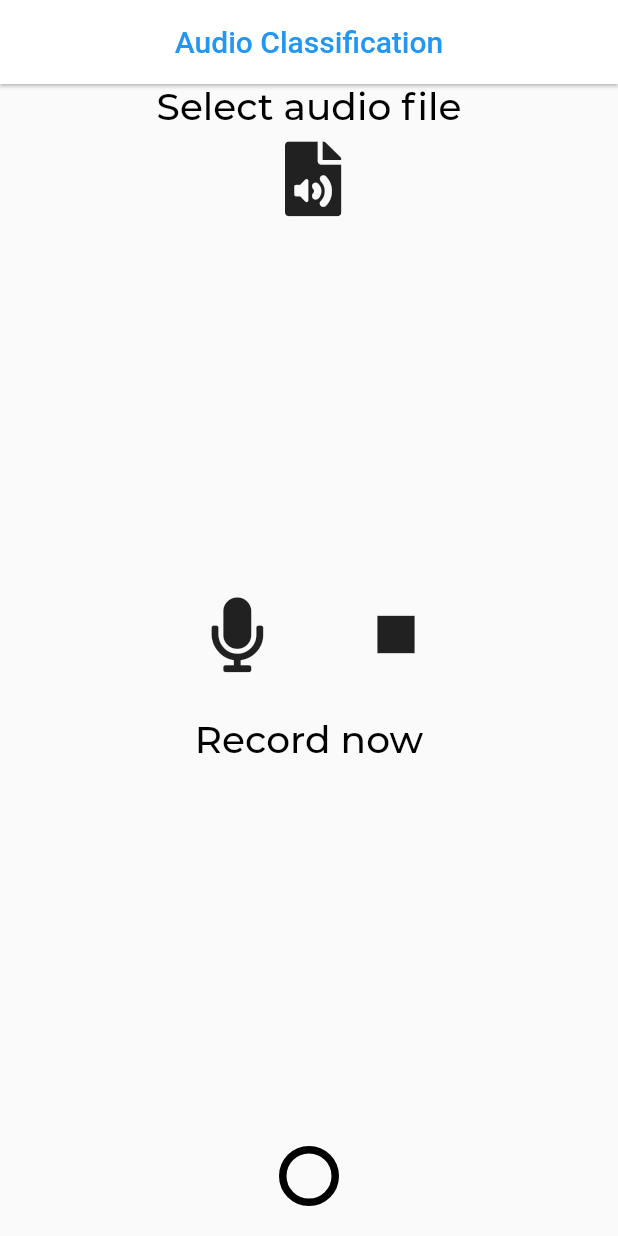
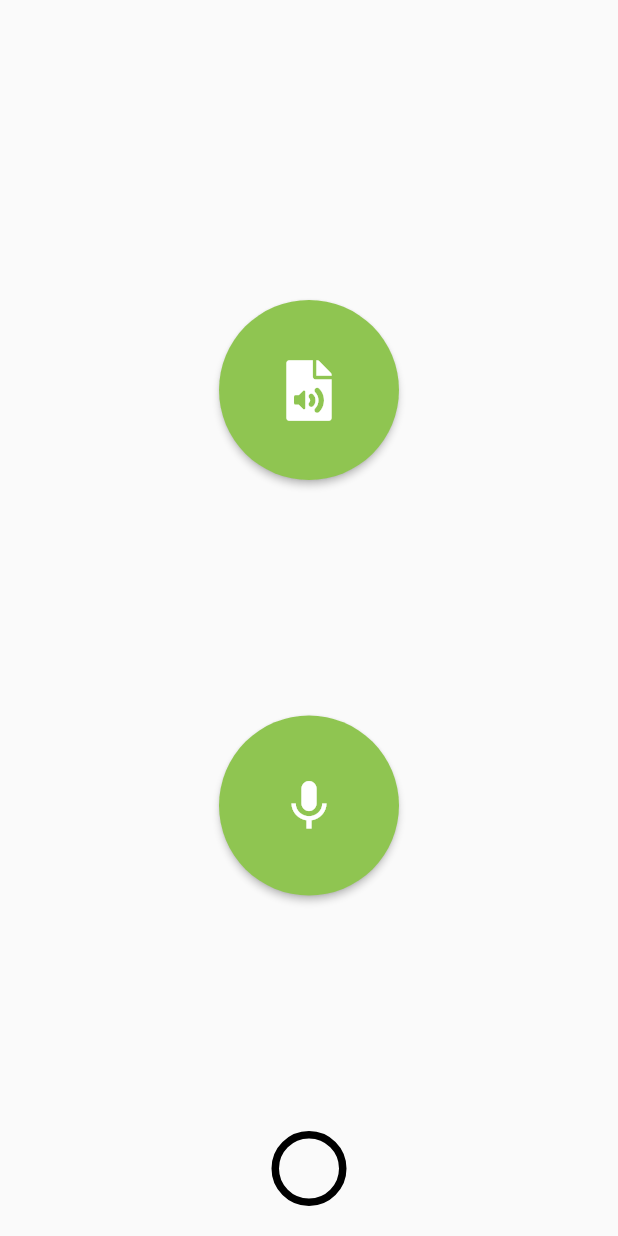
Before and after one commit to bot1001/AI-Birdie, a Flutter app: the screen it shows after launch, after a tap on the "audiotrack" icon, on a phone screen of 412 x 824 dp. Run offline on Flutter 3.47's test engine with Material 2 defaults, Android fonts, the phone set to English and light mode, and no system bars; our stand-ins replace audioplayers, camera, datetime_picker_formfield, file_picker, font_awesome_flutter, geolocator and 3 more; missing offline and left inert: flutter_animation_set, flutter_audio_recorder, flutter_email_sender, flutter_timer, swipedetector.

Commit message:
Audio screen redefined

```diff
--- /dev/null
+++ b/lib/components/transitions.dart
@@ -0,0 +1,22 @@
+  import 'package:flutter/material.dart';
+
+  myTransition(BuildContext context, double a, double b, var myPage) {
+    return Navigator.push(
+      context,
+      PageRouteBuilder(transitionsBuilder: (BuildContext context,
+          Animation<double> animation,
+          Animation<double> secAnimation,
+          Widget child) {
+        return SlideTransition(
+          position: Tween<Offset>(
+            begin: Offset(a, b),
+            end: Offset.zero,
+          ).animate(animation),
+          child: child,
+        );
+      }, pageBuilder: (BuildContext context, Animation<double> animation,
+          Animation<double> secAnimation) {
+        return myPage;
+      }),
+    );
+  }
--- a/lib/main.dart
+++ b/lib/main.dart
@@ -1,17 +1,6 @@
-
-//System imports
-// import 'package:aibirdie/screens/home_page.dart';
-// import 'package:aibirdie/screens/img_classification.dart';
-// import 'package:aibirdie/constants.dart';
 import 'package:aibirdie/screens/landing_page.dart';
-// import 'package:aibirdie/screens/preview_page.dart';
 import 'package:camera/camera.dart';
-// import 'package:flare_splash_screen/flare_splash_screen.dart';
 import 'package:flutter/material.dart';
-
-//Screens imports
-// import 'package:aibirdie/screens/login_page.dart';
-// import 'package:aibirdie/screens/camera_screen.dart';
 
 List<CameraDescription> cameras;
 
@@ -27,16 +16,8 @@ class MyApp extends StatelessWidget {
     return MaterialApp(
       title: 'AI Birdie',
       theme: ThemeData(
-        // primarySwatch: myGreen,
       ),
-
       home: LandingPage(cameras),
-      routes: {
-
-        // 'home_page': (context) => HomePage(),
-        // 'camera_screen': (context) => CameraScreen(),
-        // 'preview_page': (context) => PreviewPage(),
-      },
       debugShowCheckedModeBanner: false,
     );
   }
--- /dev/null
+++ b/lib/screens/audio_classidication.dart
@@ -0,0 +1,99 @@
+import 'dart:io';
+
+import 'package:aibirdie/components/transitions.dart';
+import 'package:aibirdie/screens/audio_identify.dart';
+import 'package:aibirdie/screens/audio_record.dart';
+import 'package:audioplayers/audioplayers.dart';
+import 'package:file_picker/file_picker.dart';
+import 'package:flutter/material.dart';
+import 'package:font_awesome_flutter/font_awesome_flutter.dart';
+
+class AudioClassification extends StatefulWidget {
+  @override
+  _AudioClassificationState createState() => _AudioClassificationState();
+}
+
+class _AudioClassificationState extends State<AudioClassification> {
+  File file;
+  bool isPlaying;
+  IconData playIcon = Icons.play_arrow;
+  AudioPlayer audioPlayer = AudioPlayer();
+
+  @override
+  Widget build(BuildContext context) {
+    return Scaffold(
+      body: SafeArea(
+          child: Center(
+        child: Padding(
+          padding: const EdgeInsets.only(top: 200.0, bottom: 20.0),
+          child: Column(
+            mainAxisAlignment: MainAxisAlignment.spaceBetween,
+            children: <Widget>[
+
+
+              Container(
+                width: 120,
+                height: 120,
+                child: RaisedButton(
+                  color: Color(0xff8fc551),
+                  shape: RoundedRectangleBorder(
+                    borderRadius: BorderRadius.circular(100),
+                  ),
+                  child: Icon(
+                    FontAwesomeIcons.solidFileAudio,
+                    size: 40,
+                    color: Colors.white,
+                  ),
+                  onPressed: () async {
+                    file = await FilePicker.getFile(type: FileType.AUDIO);
+                    if (file != null) {
+                      Navigator.of(context).push(
+                        MaterialPageRoute(builder: (context)=>AudioIdentify(file))
+                      );
+                    }
+                  },
+                ),
+              ),
+              Hero(
+                tag: 'mic',
+                child: Container(
+                  width: 120,
+                  height: 120,
+                  child: RaisedButton(
+                      color: Color(0xff8fc551),
+                      shape: RoundedRectangleBorder(
+                        borderRadius: BorderRadius.circular(100),
+                      ),
+                      child: Icon(
+                        Icons.mic,
+                        size: 40,
+                        color: Colors.white,
+                      ),
+                      onPressed: () {
+                        myTransition(context, 1.0, 0.0, AudioRecord());
+                      }),
+                ),
+              ),
+              GestureDetector(
+                  child: Hero(
+                    tag: 'key',
+                    child: Container(
+                      height: 50.00,
+                      width: 50.00,
+                      decoration: BoxDecoration(
+                        // color: Color(0xffe90328),
+                        // color: Colors.red[700],
+                        border: Border.all(width: 5.00, color: Colors.black),
+                        shape: BoxShape.circle,
+                      ),
+                    ),
+                  ),
+                  onTap: () => Navigator.of(context).pop(),
+                ),
+            ],
+          ),
+        ),
+      )),
+    );
+  }
+}
--- a/lib/screens/audio_screen.dart
+++ b/lib/screens/audio_screen.dart
@@ -76,10 +76,6 @@ class _AudioScreenState extends State<AudioScreen> {
                           children: <Widget>[
                             IconButton(
                               onPressed: () async {
-                                // Timer.periodic(Duration(seconds: 1), (Timer t) => setState(()=> sec++));
-
-                                // print("audio recording started");
-                                // final Directory appDir = await getApplicationDocumentsDirectory();
 
                                 final String filePath =
                                     '/storage/emulated/0/AiBirdie/${DateTime.now().millisecondsSinceEpoch.toString()}.wav';
@@ -192,6 +188,7 @@ class _AudioScreenState extends State<AudioScreen> {
                     ),
                   ],
                 ),
+
         ),
       ),
     );
--- a/lib/screens/camera_screen.dart
+++ b/lib/screens/camera_screen.dart
@@ -1,8 +1,10 @@
 // import 'dart:async';
 import 'dart:io';
 import 'package:aibirdie/components/storage.dart';
+import 'package:aibirdie/components/transitions.dart';
 import 'package:aibirdie/constants.dart';
-import 'package:aibirdie/screens/audio_screen.dart';
+import 'package:aibirdie/screens/audio_classidication.dart';
+// import 'package:aibirdie/screens/audio_screen.dart';
 import 'package:aibirdie/screens/dashboard.dart';
 import 'package:aibirdie/screens/preview_page.dart';
 import 'package:flutter/material.dart';
@@ -96,7 +98,7 @@ class _CameraScreenState extends State<CameraScreen> {
               ),
               SwipeDetector(
                 onSwipeLeft: () =>
-                    myTransition(context, 1.0, 0.0, AudioScreen()),
+                    myTransition(context, 1.0, 0.0, AudioClassification()),
                 onSwipeRight: () =>
                     myTransition(context, -1.0, 0.0, Dashboard()),
                 swipeConfiguration: SwipeConfiguration(
@@ -114,7 +116,7 @@ class _CameraScreenState extends State<CameraScreen> {
                   GestureDetector(
                     child: Hero(
                       tag: 'key',
-                                          child: Container(
+                      child: Container(
                         height: 85.00,
                         width: 85.00,
                         decoration: BoxDecoration(
@@ -181,7 +183,7 @@ class _CameraScreenState extends State<CameraScreen> {
                           children: <Widget>[
                             IconButton(
                               onPressed: () => myTransition(
-                                  context, 1.0, 0.0, AudioScreen()),
+                                  context, 1.0, 0.0, AudioClassification()),
                               icon: Icon(
                                 Icons.audiotrack,
                                 color: Colors.white,
@@ -230,26 +232,7 @@ class _CameraScreenState extends State<CameraScreen> {
     );
   }
 
-  myTransition(BuildContext context, double a, double b, var myPage) {
-    return Navigator.push(
-      context,
-      PageRouteBuilder(transitionsBuilder: (BuildContext context,
-          Animation<double> animation,
-          Animation<double> secAnimation,
-          Widget child) {
-        return SlideTransition(
-          position: Tween<Offset>(
-            begin: Offset(a, b),
-            end: Offset.zero,
-          ).animate(animation),
-          child: child,
-        );
-      }, pageBuilder: (BuildContext context, Animation<double> animation,
-          Animation<double> secAnimation) {
-        return myPage;
-      }),
-    );
-  }
+
 
   void _showCameraException(CameraException e) {
     print("Error: ${e.code}\n${e.description}");
--- a/pubspec.yaml
+++ b/pubspec.yaml
@@ -42,6 +42,8 @@ dependencies:
   flutter_email_sender: ^2.2.2
   url_launcher: ^5.4.1
   swipedetector: ^1.2.0
+  flutter_animation_set: ^0.0.4
+  flutter_timer: ^0.0.6
 
 
 
```
Also changed, not shown: lib/screens/audio_identify.dart (added, +60 -0 lines), lib/screens/audio_record.dart (added, +114 -0 lines), pubspec.lock, 1 other file.
